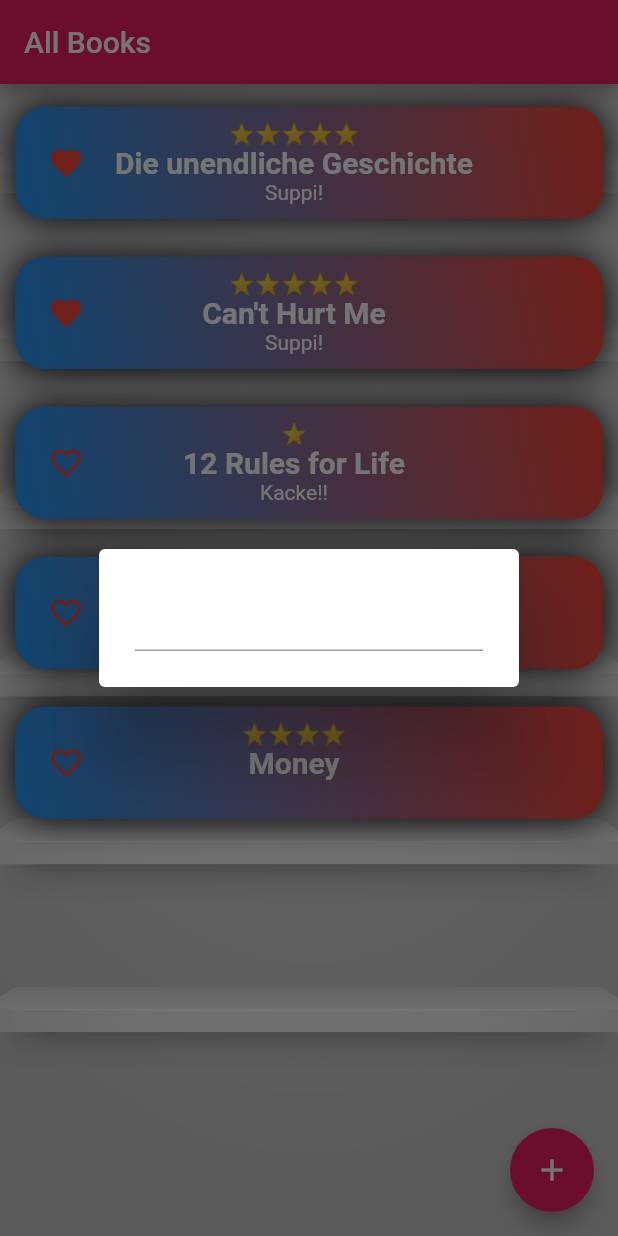
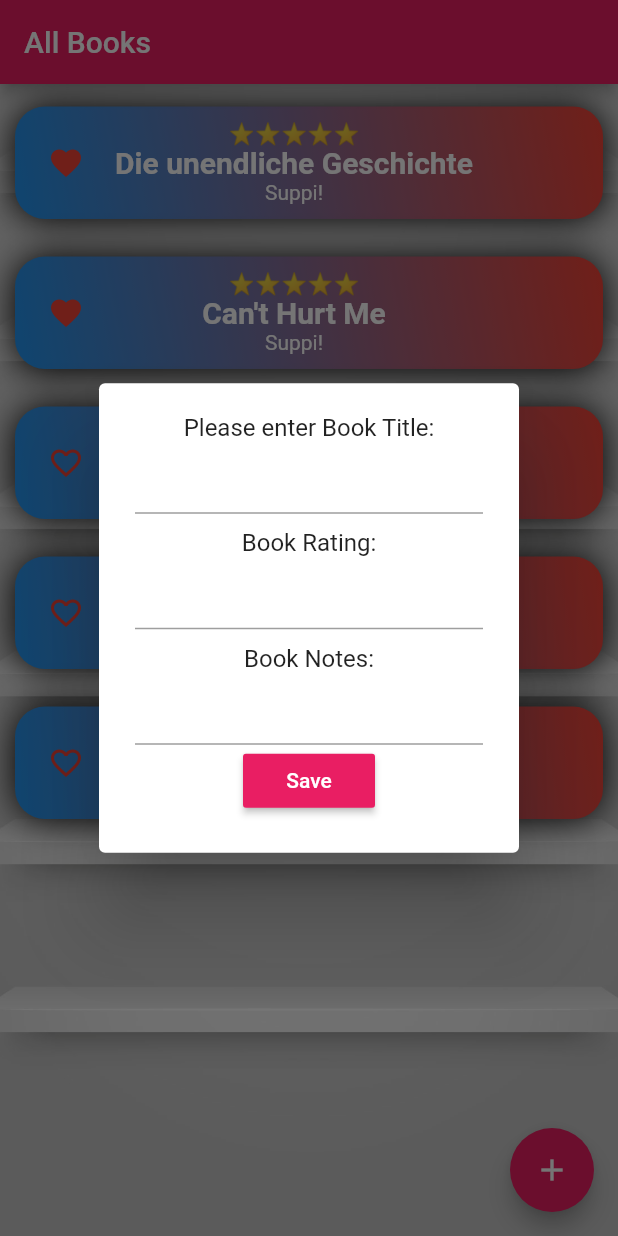
Before and after one commit to MarkusZoppelt/LeniBooks, a Flutter app: the screen it shows after launch, after a tap on the "add" icon, on a phone screen of 412 x 824 dp. Run offline on Flutter 3.47's test engine with Material 2 defaults, Android fonts, the phone set to English and light mode, and no system bars.

Commit message:
new form dialogue for entering new books

```diff
--- a/lib/Model/book.dart
+++ b/lib/Model/book.dart
@@ -1,14 +1,40 @@
 class Book {
-  String title;
-  // String author;
-  int rating;
-  String note;
-  bool isFavorite;
+  String _title;
+
+  String get title => _title;
+
+  set title(String title) {
+    _title = title;
+  }
+
+  int _rating;
+
+  int get rating => _rating;
+
+  set rating(int rating) {
+    _rating = rating;
+  }
+
+  String _note;
+
+  String get note => _note;
+
+  set note(String note) {
+    _note = note;
+  }
+
+  bool _isFavorite;
+
+  bool get isFavorite => _isFavorite;
+
+  set isFavorite(bool isFavorite) {
+    _isFavorite = isFavorite;
+  }
 
   Book(
-    this.title,
-    this.rating,
-    this.note,
-    this.isFavorite,
+    this._title,
+    this._rating,
+    this._note,
+    this._isFavorite,
   );
 }
--- /dev/null
+++ b/lib/UI/add_book_dialogue.dart
@@ -0,0 +1,99 @@
+import 'package:flutter/material.dart';
+import '../Model/book.dart';
+
+class AddBookDialogue extends StatefulWidget {
+  final void Function(Book book) addBook;
+
+  const AddBookDialogue(this.addBook);
+
+  @override
+  _AddBookDialogueState createState() => _AddBookDialogueState();
+}
+
+class _AddBookDialogueState extends State<AddBookDialogue> {
+  final GlobalKey<FormState> formKey = GlobalKey();
+  Book book = Book("", 1, "", false);
+
+  var _title, _rating, notes;
+
+  void saveTitle() {
+    if (formKey.currentState.validate()) {}
+  }
+
+  void saveRating() {
+    if (formKey.currentState.validate()) {}
+  }
+
+  void saveNotes() {
+    if (formKey.currentState.validate()) {}
+  }
+
+  void save() {
+    if (formKey.currentState.validate()) {
+      widget.addBook(book);
+    }
+  }
+
+  @override
+  Widget build(BuildContext context) {
+    return AlertDialog(
+      content: Form(
+        key: formKey,
+        child: Column(
+          mainAxisSize: MainAxisSize.min,
+          children: <Widget>[
+            Text("Please enter Book Title:"),
+            TextFormField(
+              onChanged: (String txt) => book.title = txt,
+              onFieldSubmitted: (String txt) => save(),
+              validator: (String value) {
+                if (value.isEmpty) {
+                  return "Please enter a value";
+                }
+                return null;
+              },
+            ),
+            Padding(
+              padding: const EdgeInsets.only(top: 10.0),
+              child: Text("Book Rating:"),
+            ),
+            TextFormField(
+              onChanged: (String txt) => book.rating = int.parse(txt),
+              onFieldSubmitted: (String txt) => save(),
+              validator: (String value) {
+                if (value.isEmpty || !(int.parse(value) is int)) {
+                  return "Please enter a number 1-5";
+                } else if (int.parse(value) < 1 || int.parse(value) > 5) {
+                  return "Please enter a number 1-5";
+                }
+                return null;
+              },
+            ),
+            Padding(
+              padding: const EdgeInsets.only(top: 10.0),
+              child: Text("Book Notes:"),
+            ),
+            TextFormField(
+              onChanged: (String txt) => book.note = txt,
+              onFieldSubmitted: (String txt) => save(),
+              validator: (String value) {
+                if (value.isEmpty) {
+                  return "Please enter a value";
+                }
+                return null;
+              },
+            ),
+            RaisedButton(
+              color: Colors.pink,
+              child: Text(
+                'Save',
+                style: TextStyle(color: Colors.white),
+              ),
+              onPressed: save,
+            ),
+          ],
+        ),
+      ),
+    );
+  }
+}
--- a/lib/main.dart
+++ b/lib/main.dart
@@ -2,6 +2,7 @@ import 'package:LeniBooks/UI/book_tile.dart';
 import 'package:flutter/material.dart';
 import 'UI/book_tile.dart';
 import 'Model/book.dart';
+import 'UI/add_book_dialogue.dart';
 
 void main() {
   runApp(MyApp());
@@ -50,9 +51,9 @@ class _AllBooksState extends State<AllBooksPage> {
     Book("Money", 4, "", false),
   ];
 
-  void addBook(String title) {
+  void addBook(Book book) {
     setState(() {
-      books.add(Book(title, 0, "", false));
+      books.add(book);
     });
     Navigator.of(context).pop();
   }
@@ -67,11 +68,7 @@ class _AllBooksState extends State<AllBooksPage> {
     showDialog<AlertDialog>(
       context: context,
       builder: (BuildContext context) {
-        return AlertDialog(
-          content: TextField(
-            onSubmitted: addBook,
-          ),
-        );
+        return AddBookDialogue(addBook);
       },
     );
   }
```
